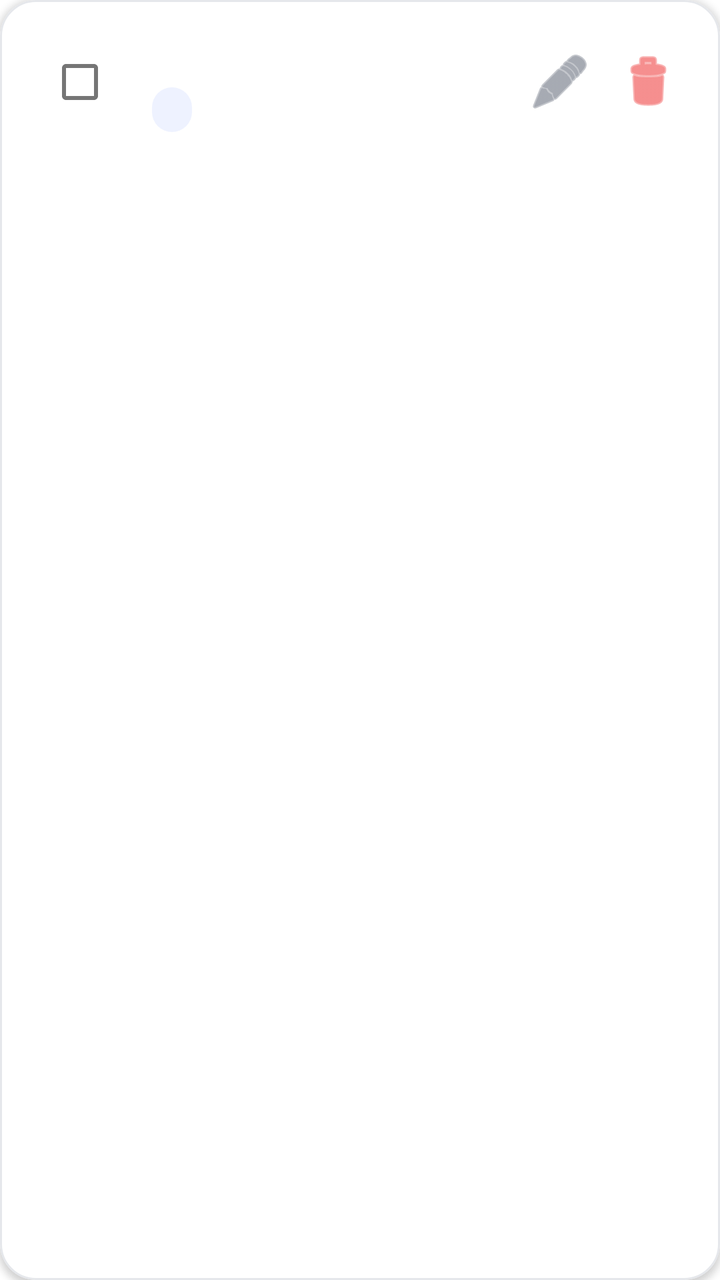
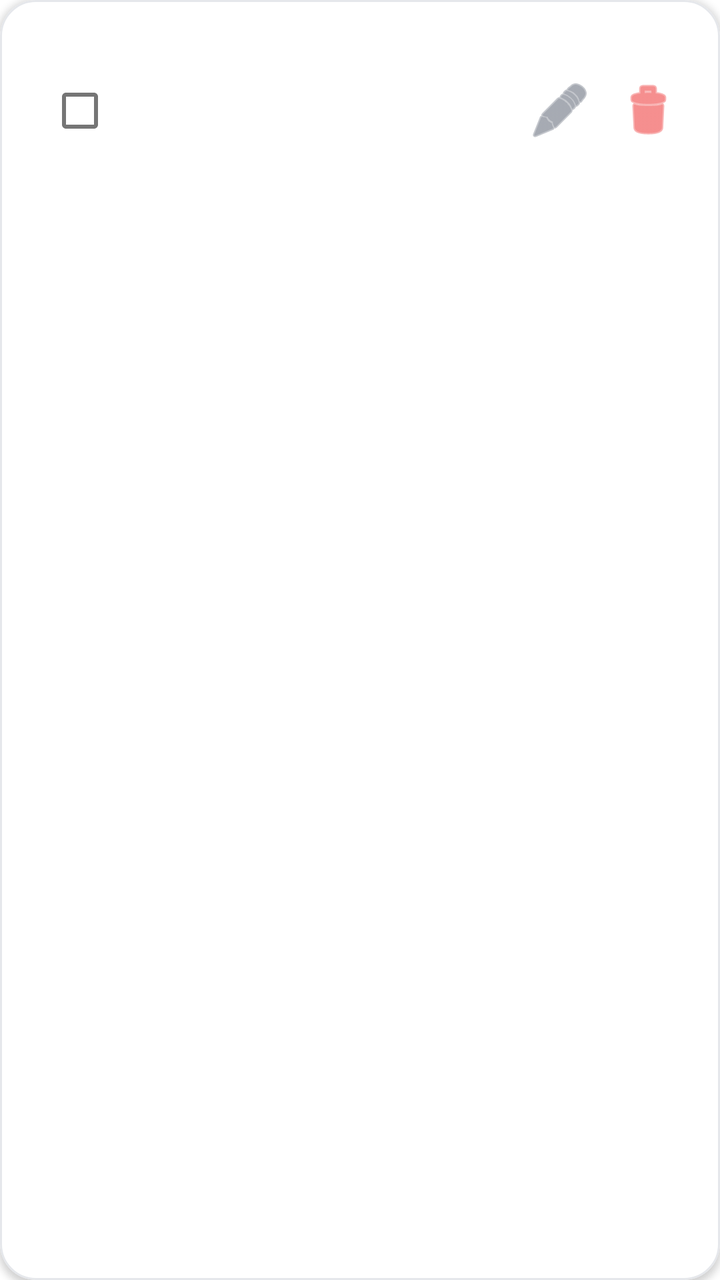

The first picture is an Android layout as it rendered before a commit; the second is the same layout after the commit. The layout source and the unified diff follow.
<!-- AndroidManifest.xml: application theme Theme.DevVibe -->
<!-- res/layout/item_task.xml -->
<?xml version="1.0" encoding="utf-8"?>
<com.google.android.material.card.MaterialCardView
    xmlns:android="http://schemas.android.com/apk/res/android"
    xmlns:app="http://schemas.android.com/apk/res-auto"
    android:layout_width="match_parent"
    android:layout_height="wrap_content"
    android:layout_marginBottom="12dp"
    android:layout_marginStart="6dp"
    android:layout_marginEnd="6dp"
    android:backgroundTint="#FFFFFF"
    app:cardCornerRadius="18dp"
    app:cardElevation="2dp"
    app:strokeColor="#E5E7EB"
    app:strokeWidth="1dp">

    <LinearLayout
        android:layout_width="match_parent"
        android:layout_height="wrap_content"
        android:orientation="horizontal"
        android:padding="16dp"
        android:gravity="center_vertical">

        

        <com.google.android.material.checkbox.MaterialCheckBox
            android:id="@+id/checkFinished"
            android:layout_width="wrap_content"
            android:layout_height="wrap_content"
            android:layout_marginEnd="12dp"/>

        

        <LinearLayout
            android:layout_width="0dp"
            android:layout_height="wrap_content"
            android:layout_weight="1"
            android:orientation="vertical">

            

            <TextView
                android:id="@+id/titleText"
                android:layout_width="wrap_content"
                android:layout_height="wrap_content"
                android:textColor="#111827"
                android:textSize="16sp"
                android:textStyle="bold"
                android:maxLines="1"
                android:ellipsize="end"/>

            

            <TextView
                android:id="@+id/durationText"
                android:layout_width="wrap_content"
                android:layout_height="wrap_content"
                android:layout_marginTop="6dp"
                android:paddingStart="10dp"
                android:paddingEnd="10dp"
                android:paddingTop="3dp"
                android:paddingBottom="3dp"
                android:textSize="12sp"
                android:textColor="#374151"
                android:background="@drawable/duration_badge"/>
        </LinearLayout>

        

        <LinearLayout
            android:layout_width="wrap_content"
            android:layout_height="wrap_content"
            android:orientation="horizontal">

            <ImageButton
                android:id="@+id/btnEdit"
                android:layout_width="40dp"
                android:layout_height="40dp"
                android:layout_marginEnd="4dp"
                android:background="?attr/selectableItemBackgroundBorderless"
                android:contentDescription="Edit"
                android:src="@android:drawable/ic_menu_edit"
                android:padding="8dp"
                app:tint="#6B7280" />

            <ImageButton
                android:id="@+id/btnDelete"
                android:layout_width="40dp"
                android:layout_height="40dp"
                android:background="?attr/selectableItemBackgroundBorderless"
                android:contentDescription="Delete"
                android:src="@android:drawable/ic_menu_delete"
                android:padding="8dp"
                app:tint="#EF4444" />

        </LinearLayout>

    </LinearLayout>

</com.google.android.material.card.MaterialCardView>
<!-- resources referenced by this layout -->
<resources>
  <!-- drawable duration_badge (drawable) -->
  <?xml version="1.0" encoding="utf-8"?>
  <shape xmlns:android="http://schemas.android.com/apk/res/android">
      <solid android:color="#EEF2FF"/>
      <corners android:radius="12dp"/>
  </shape>
  <style name="Theme.DevVibe" parent="Base.Theme.DevVibe" />
  <style name="Base.Theme.DevVibe" parent="Theme.MaterialComponents.DayNight.NoActionBar">
          
          
      </style>
</resources>

<!-- the commit's change to res/layout/item_task.xml (unified diff, before → after) -->
@@ -49,19 +49,30 @@
                 android:ellipsize="end"/>
 
             
+            <TextView
+                android:id="@+id/typeText"
+                android:layout_width="wrap_content"
+                android:layout_height="wrap_content"
+                android:textSize="12sp"
+                android:textColor="#6366F1"
+                android:layout_marginTop="4dp"/>
+
+            <TextView
+                android:id="@+id/timeBlockText"
+                android:layout_width="wrap_content"
+                android:layout_height="wrap_content"
+                android:textSize="12sp"
+                android:textColor="#6B7280"
+                android:layout_marginTop="4dp"/>
 
             <TextView
                 android:id="@+id/durationText"
                 android:layout_width="wrap_content"
                 android:layout_height="wrap_content"
-                android:layout_marginTop="6dp"
-                android:paddingStart="10dp"
-                android:paddingEnd="10dp"
-                android:paddingTop="3dp"
-                android:paddingBottom="3dp"
-                android:textSize="12sp"
+                android:textSize="11sp"
                 android:textColor="#374151"
-                android:background="@drawable/duration_badge"/>
+                android:layout_marginTop="2dp"/>
+
         </LinearLayout>
 
         
<!-- resource entries referenced after the edit -->
@@ -1,11 +1,5 @@
 <!-- resources referenced by this layout -->
 <resources>
-  <!-- drawable duration_badge (drawable) -->
-  <?xml version="1.0" encoding="utf-8"?>
-  <shape xmlns:android="http://schemas.android.com/apk/res/android">
-      <solid android:color="#EEF2FF"/>
-      <corners android:radius="12dp"/>
-  </shape>
   <style name="Theme.DevVibe" parent="Base.Theme.DevVibe" />
   <style name="Base.Theme.DevVibe" parent="Theme.MaterialComponents.DayNight.NoActionBar">
           
